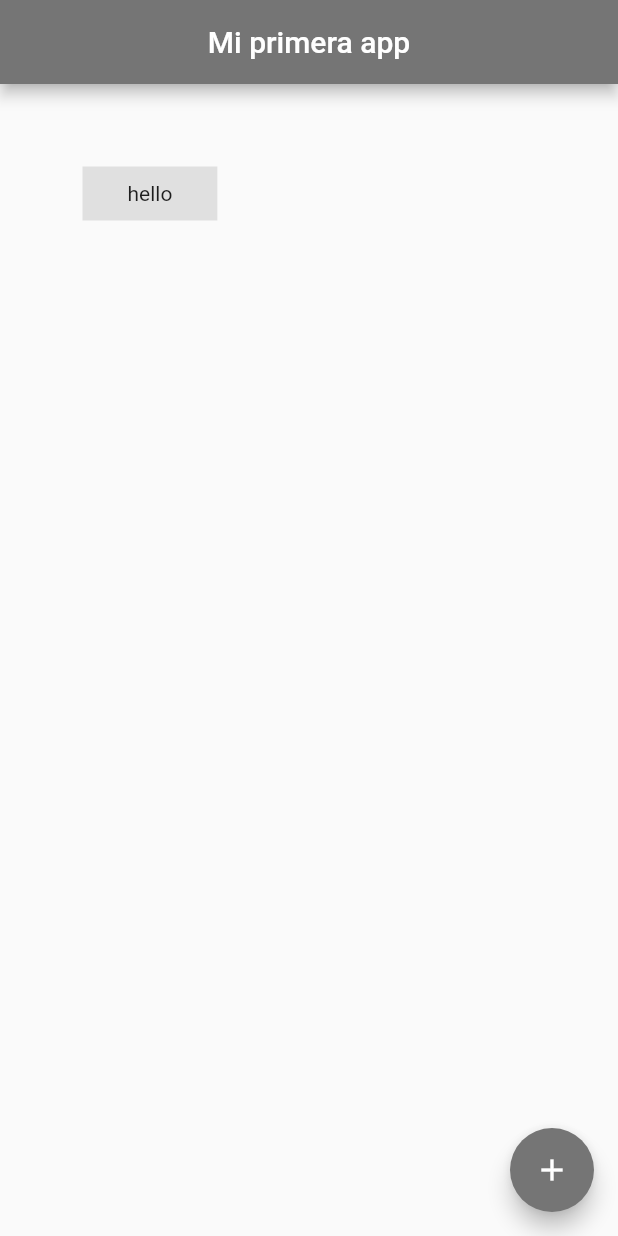
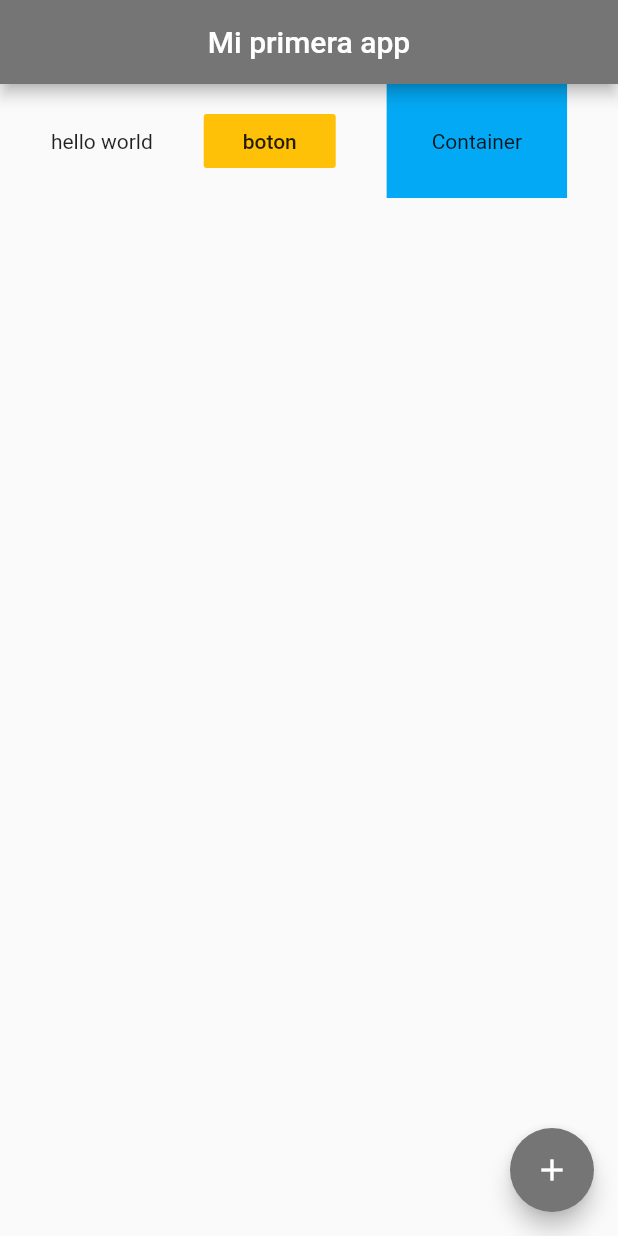
Before and after one commit to angcastillo18/Flutter-App, a Flutter app: the screen it shows after launch, on a phone screen of 412 x 824 dp. Run offline on Flutter 3.47's test engine with Material 2 defaults, Android fonts, the phone set to English and light mode, and no system bars.

Commit message:
lessons until video 11

```diff
--- a/lib/main.dart
+++ b/lib/main.dart
@@ -1,3 +1,4 @@
+import 'package:flutter/cupertino.dart';
 import 'package:flutter/material.dart';
 
 void main() => runApp(MaterialApp(
@@ -16,13 +17,31 @@ class Home extends StatelessWidget {
         centerTitle: true,
         backgroundColor:Colors.grey[600],
       ),
-      body: Container(
+      body: Row(
+        mainAxisAlignment: MainAxisAlignment.spaceEvenly,
+        crossAxisAlignment: CrossAxisAlignment.center,
+        children: <Widget>[
+          Text('hello world'),
+          FlatButton(
+            onPressed: (){},
+            color: Colors.amber,
+            child:
+            Text('boton'),
+          ),
+          Container(
+            color: Colors.lightBlue,
+            padding: EdgeInsets.all(30.0),
+            child: Text('Container'),
+          )
+        ],
+      ),
+      /*Container(
         padding: EdgeInsets.symmetric(horizontal: 30.0,vertical: 10.0),
         margin: EdgeInsets.all(55.0),
         color:Colors.grey[300],
         child: Text('hello'),
 
-      ),
+      ),*/
       /*Center(
         child:
         FlatButton.icon(
```
